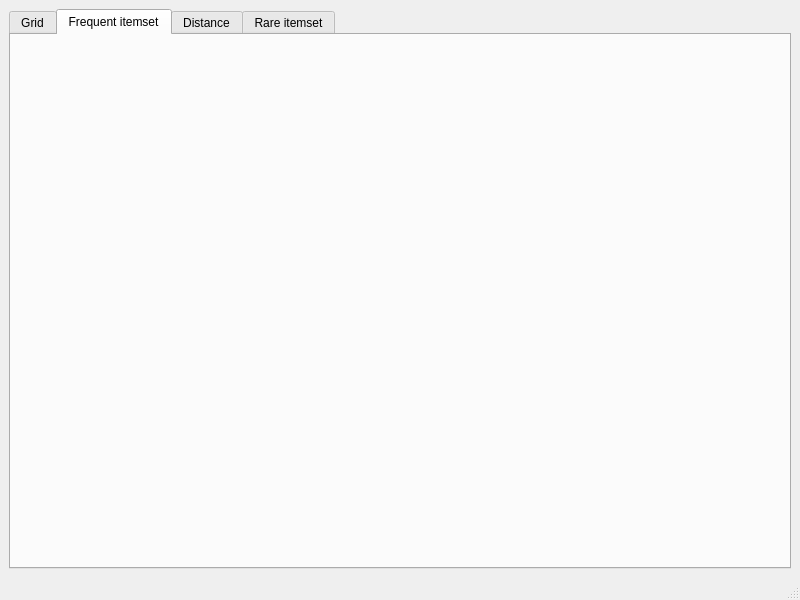
Before: the Qt Designer form AssociationRules/mainwindow.ui in fjovanovic/Association-Rules, drawn with Qt 5.
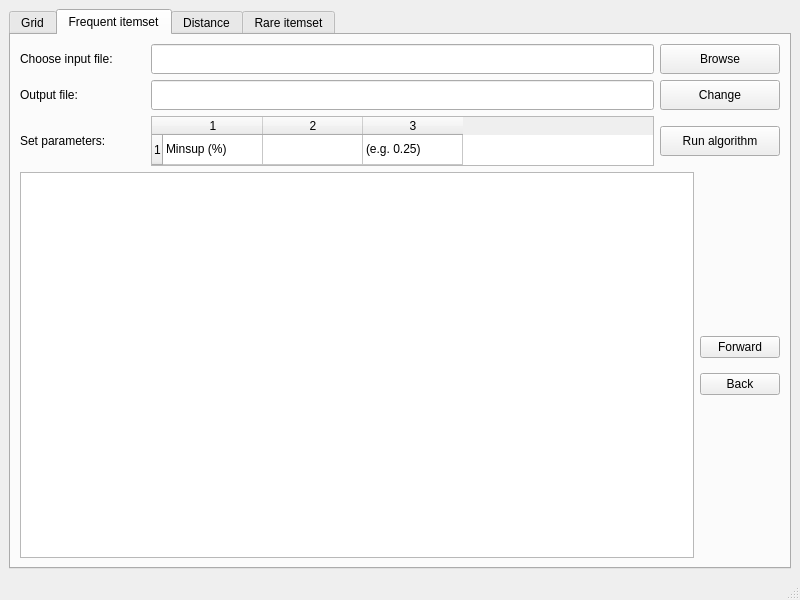
After: the same form once the commit is applied. The open tabs and pages were chosen to show the change.

Commit message: Finished Frequent Itemset UI

Patch:
```diff
--- a/AssociationRules/mainwindow.ui
+++ b/AssociationRules/mainwindow.ui
@@ -32,6 +32,271 @@
        <attribute name="title">
         <string>Frequent itemset</string>
        </attribute>
+       <layout class="QVBoxLayout" name="verticalLayout_2">
+        <item>
+         <layout class="QHBoxLayout" name="horizontalLayout">
+          <item>
+           <widget class="QLabel" name="freqInputFileLabel">
+            <property name="minimumSize">
+             <size>
+              <width>125</width>
+              <height>30</height>
+             </size>
+            </property>
+            <property name="maximumSize">
+             <size>
+              <width>125</width>
+              <height>30</height>
+             </size>
+            </property>
+            <property name="text">
+             <string>Choose input file:</string>
+            </property>
+           </widget>
+          </item>
+          <item>
+           <widget class="QLineEdit" name="freqInputFileLine">
+            <property name="minimumSize">
+             <size>
+              <width>0</width>
+              <height>30</height>
+             </size>
+            </property>
+            <property name="maximumSize">
+             <size>
+              <width>16777215</width>
+              <height>30</height>
+             </size>
+            </property>
+           </widget>
+          </item>
+          <item>
+           <widget class="QPushButton" name="freqBrowseButton">
+            <property name="minimumSize">
+             <size>
+              <width>120</width>
+              <height>30</height>
+             </size>
+            </property>
+            <property name="maximumSize">
+             <size>
+              <width>120</width>
+              <height>30</height>
+             </size>
+            </property>
+            <property name="text">
+             <string>Browse</string>
+            </property>
+           </widget>
+          </item>
+         </layout>
+        </item>
+        <item>
+         <layout class="QHBoxLayout" name="horizontalLayout_2">
+          <item>
+           <widget class="QLabel" name="freqOutputFileLabel">
+            <property name="minimumSize">
+             <size>
+              <width>125</width>
+              <height>30</height>
+             </size>
+            </property>
+            <property name="maximumSize">
+             <size>
+              <width>125</width>
+              <height>30</height>
+             </size>
+            </property>
+            <property name="text">
+             <string>Output file:</string>
+            </property>
+           </widget>
+          </item>
+          <item>
+           <widget class="QLineEdit" name="freqOutputFileLine">
+            <property name="maximumSize">
+             <size>
+              <width>16777215</width>
+              <height>30</height>
+             </size>
+            </property>
+           </widget>
+          </item>
+          <item>
+           <widget class="QPushButton" name="freqChangeButton">
+            <property name="minimumSize">
+             <size>
+              <width>120</width>
+              <height>30</height>
+             </size>
+            </property>
+            <property name="maximumSize">
+             <size>
+              <width>120</width>
+              <height>30</height>
+             </size>
+            </property>
+            <property name="text">
+             <string>Change</string>
+            </property>
+           </widget>
+          </item>
+         </layout>
+        </item>
+        <item>
+         <layout class="QHBoxLayout" name="horizontalLayout_4">
+          <item>
+           <widget class="QLabel" name="freqSetParametersLabel">
+            <property name="minimumSize">
+             <size>
+              <width>125</width>
+              <height>30</height>
+             </size>
+            </property>
+            <property name="maximumSize">
+             <size>
+              <width>125</width>
+              <height>30</height>
+             </size>
+            </property>
+            <property name="text">
+             <string>Set parameters:</string>
+            </property>
+           </widget>
+          </item>
+          <item>
+           <widget class="QTableWidget" name="freqParametersTable">
+            <property name="sizePolicy">
+             <sizepolicy hsizetype="Expanding" vsizetype="Minimum">
+              <horstretch>0</horstretch>
+              <verstretch>0</verstretch>
+             </sizepolicy>
+            </property>
+            <property name="minimumSize">
+             <size>
+              <width>0</width>
+              <height>50</height>
+             </size>
+            </property>
+            <property name="maximumSize">
+             <size>
+              <width>16777215</width>
+              <height>50</height>
+             </size>
+            </property>
+            <property name="rowCount">
+             <number>1</number>
+            </property>
+            <property name="columnCount">
+             <number>3</number>
+            </property>
+            <row/>
+            <column/>
+            <column/>
+            <column/>
+            <item row="0" column="0">
+             <property name="text">
+              <string>Minsup (%)</string>
+             </property>
+            </item>
+            <item row="0" column="2">
+             <property name="text">
+              <string>(e.g. 0.25)</string>
+             </property>
+            </item>
+           </widget>
+          </item>
+          <item>
+           <widget class="QPushButton" name="freqRunAlgorithmButton">
+            <property name="minimumSize">
+             <size>
+              <width>120</width>
+              <height>30</height>
+             </size>
+            </property>
+            <property name="maximumSize">
+             <size>
+              <width>120</width>
+              <height>30</height>
+             </size>
+            </property>
+            <property name="text">
+             <string>Run algorithm</string>
+            </property>
+           </widget>
+          </item>
+         </layout>
+        </item>
+        <item>
+         <layout class="QHBoxLayout" name="horizontalLayout_3">
+          <item>
+           <widget class="QGraphicsView" name="freqGraphicsView"/>
+          </item>
+          <item>
+           <layout class="QVBoxLayout" name="verticalLayout" stretch="0,0,0,0">
+            <property name="spacing">
+             <number>15</number>
+            </property>
+            <property name="sizeConstraint">
+             <enum>QLayout::SetDefaultConstraint</enum>
+            </property>
+            <property name="leftMargin">
+             <number>0</number>
+            </property>
+            <property name="topMargin">
+             <number>0</number>
+            </property>
+            <item>
+             <spacer name="verticalSpacer">
+              <property name="orientation">
+               <enum>Qt::Vertical</enum>
+              </property>
+              <property name="sizeHint" stdset="0">
+               <size>
+                <width>20</width>
+                <height>40</height>
+               </size>
+              </property>
+             </spacer>
+            </item>
+            <item>
+             <widget class="QPushButton" name="freqForwardButton">
+              <property name="sizePolicy">
+               <sizepolicy hsizetype="Minimum" vsizetype="Fixed">
+                <horstretch>0</horstretch>
+                <verstretch>0</verstretch>
+               </sizepolicy>
+              </property>
+              <property name="text">
+               <string>Forward</string>
+              </property>
+             </widget>
+            </item>
+            <item>
+             <widget class="QPushButton" name="freqBackButton">
+              <property name="text">
+               <string>Back</string>
+              </property>
+             </widget>
+            </item>
+            <item>
+             <spacer name="verticalSpacer_2">
+              <property name="orientation">
+               <enum>Qt::Vertical</enum>
+              </property>
+              <property name="sizeHint" stdset="0">
+               <size>
+                <width>20</width>
+                <height>40</height>
+               </size>
+              </property>
+             </spacer>
+            </item>
+           </layout>
+          </item>
+         </layout>
+        </item>
+       </layout>
       </widget>
       <widget class="QWidget" name="tab3">
        <attribute name="title">
```
Left out of the diff: 2 changed lines with no effect on the pictures.
